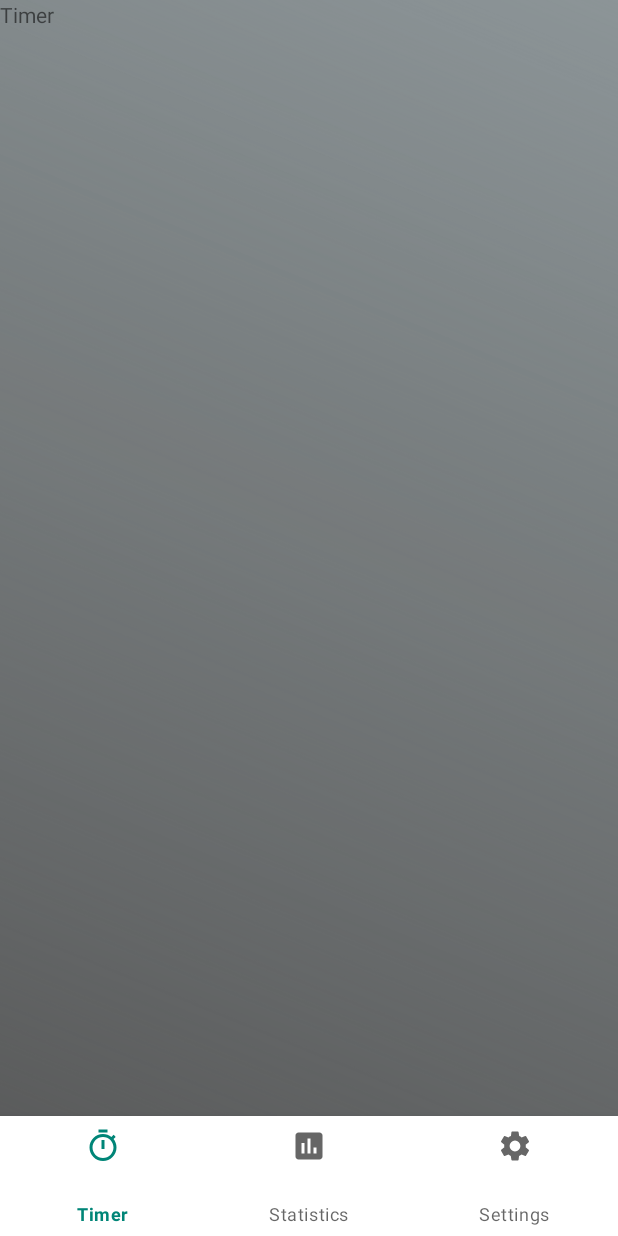
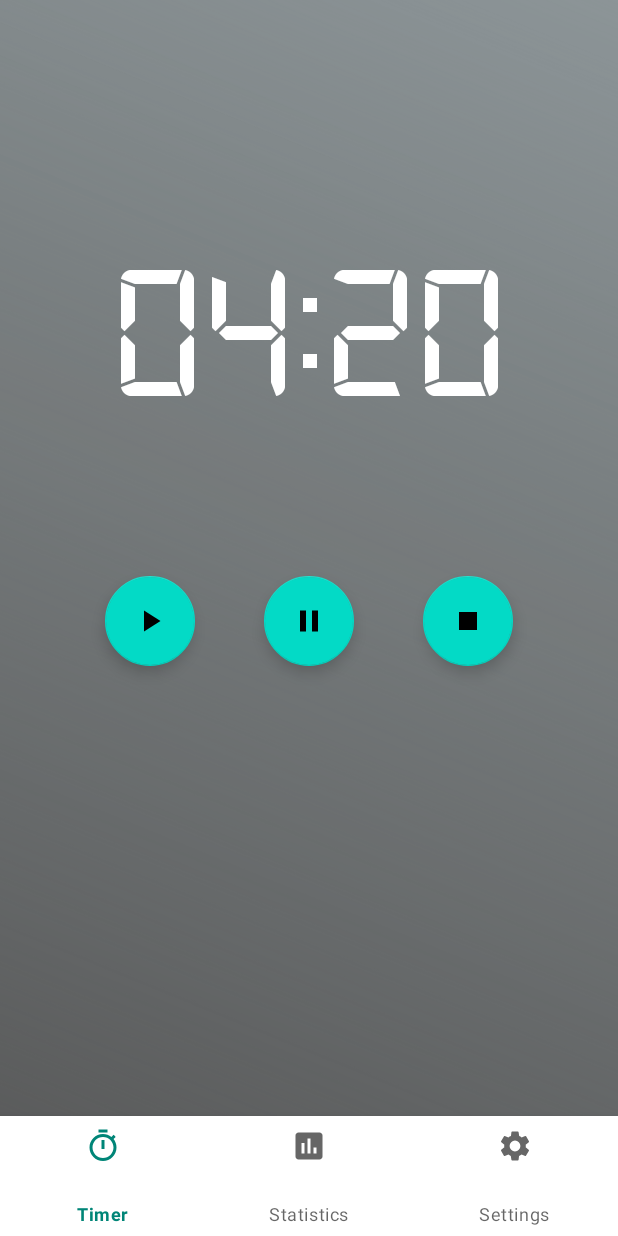
Before and after one commit to Maciej-Rzemek/Efficiency-Timer, an Android app: the screen it shows after launch (MainActivity), on a phone screen of 412 x 824 dp. Run offline under Robolectric (Android 15) with nearby library versions, the phone set to English and light mode, and no system bars; our stand-ins replace navigation-ui.

Commit message:
next part layout

```diff
--- a/app/build.gradle
+++ b/app/build.gradle
@@ -13,6 +13,7 @@ android {
         versionCode 1
         versionName "1.0"
         testInstrumentationRunner "androidx.test.runner.AndroidJUnitRunner"
+        vectorDrawables.useSupportLibrary = true
     }
     buildTypes {
         release {
--- /dev/null
+++ b/app/src/main/res/drawable/ic_pause_black_24dp.xml
@@ -0,0 +1,9 @@
+<vector xmlns:android="http://schemas.android.com/apk/res/android"
+        android:width="24dp"
+        android:height="24dp"
+        android:viewportWidth="24.0"
+        android:viewportHeight="24.0">
+    <path
+        android:fillColor="#FF000000"
+        android:pathData="M6,19h4L10,5L6,5v14zM14,5v14h4L18,5h-4z"/>
+</vector>
--- /dev/null
+++ b/app/src/main/res/drawable/ic_play_arrow_black_48dp.xml
@@ -0,0 +1,4 @@
+<vector android:height="48dp" android:viewportHeight="24.0"
+    android:viewportWidth="24.0" android:width="48dp" xmlns:android="http://schemas.android.com/apk/res/android">
+    <path android:fillColor="#FF000000" android:pathData="M8,5v14l11,-7z"/>
+</vector>
--- /dev/null
+++ b/app/src/main/res/drawable/ic_stop_black_24dp.xml
@@ -0,0 +1,9 @@
+<vector xmlns:android="http://schemas.android.com/apk/res/android"
+        android:width="24dp"
+        android:height="24dp"
+        android:viewportWidth="24.0"
+        android:viewportHeight="24.0">
+    <path
+        android:fillColor="#FF000000"
+        android:pathData="M6,6h12v12H6z"/>
+</vector>
--- a/app/src/main/res/layout/activity_main.xml
+++ b/app/src/main/res/layout/activity_main.xml
@@ -40,4 +40,5 @@
         app:layout_constraintStart_toStartOf="parent" />
 
 
+
 </androidx.constraintlayout.widget.ConstraintLayout>
--- a/app/src/main/res/layout/settings_fragment.xml
+++ b/app/src/main/res/layout/settings_fragment.xml
@@ -6,14 +6,4 @@
     android:layout_height="match_parent"
     tools:context=".ui.SettingsFragment">
 
-    <TextView
-        android:text="04:20"
-        android:layout_width="match_parent"
-        android:layout_height="match_parent"
-        android:fontFamily="@font/digital"
-        android:gravity="center"
-        android:textColor="@color/colorWhite"
-        android:textSize="128sp"
-         />
-
 </FrameLayout>
--- a/app/src/main/res/layout/timer_fragment.xml
+++ b/app/src/main/res/layout/timer_fragment.xml
@@ -1,13 +1,58 @@
 <?xml version="1.0" encoding="utf-8"?>
-<FrameLayout xmlns:android="http://schemas.android.com/apk/res/android"
+
+<RelativeLayout
+    tools:context=".ui.TimerFragment"
+    xmlns:app="http://schemas.android.com/apk/res-auto"
+    xmlns:android="http://schemas.android.com/apk/res/android"
     xmlns:tools="http://schemas.android.com/tools"
     android:layout_width="match_parent"
-    android:layout_height="match_parent"
-    tools:context=".ui.TimerFragment">
+    android:layout_height="match_parent">
 
     <TextView
+        android:id="@+id/textView"
         android:layout_width="match_parent"
         android:layout_height="match_parent"
-        android:text="Timer" />
+        android:layout_alignParentStart="true"
+        android:layout_alignParentTop="true"
+        android:fontFamily="@font/digital"
+        android:gravity="center"
+        android:paddingBottom="300dp"
+        android:text="04:20"
+        android:textColor="@color/colorWhite"
+        android:textSize="128sp" />
 
-</FrameLayout>
+    <com.google.android.material.floatingactionbutton.FloatingActionButton
+        android:id="@+id/play_fab"
+        android:layout_width="wrap_content"
+        android:layout_height="wrap_content"
+        android:layout_alignParentStart="true"
+        android:layout_alignParentBottom="true"
+        android:layout_marginStart="70dp"
+        android:layout_marginBottom="300dp"
+        android:gravity="center"
+        app:fabCustomSize="60dp"
+        app:srcCompat="@drawable/ic_play_arrow_black_48dp" />
+
+    <com.google.android.material.floatingactionbutton.FloatingActionButton
+        android:id="@+id/pause_fab"
+        android:layout_width="wrap_content"
+        android:layout_height="wrap_content"
+        android:layout_alignParentBottom="true"
+        android:layout_centerHorizontal="true"
+        android:layout_marginBottom="300dp"
+        app:fabCustomSize="60dp"
+        app:srcCompat="@drawable/ic_pause_black_24dp" />
+
+    <com.google.android.material.floatingactionbutton.FloatingActionButton
+        android:id="@+id/stop_fab"
+        android:layout_width="wrap_content"
+        android:layout_height="wrap_content"
+        android:layout_alignParentEnd="true"
+        android:layout_alignParentBottom="true"
+        android:layout_marginEnd="70dp"
+        android:layout_marginBottom="300dp"
+        app:fabCustomSize="60dp"
+        app:srcCompat="@drawable/ic_stop_black_24dp" />
+
+
+</RelativeLayout>
```
